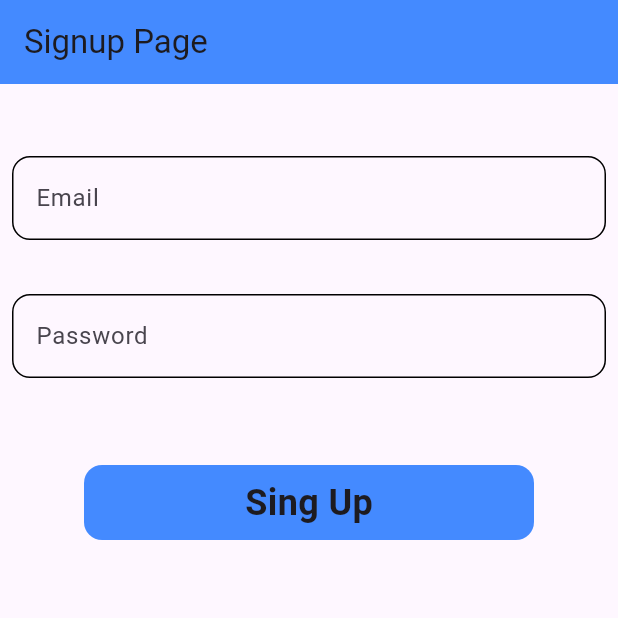
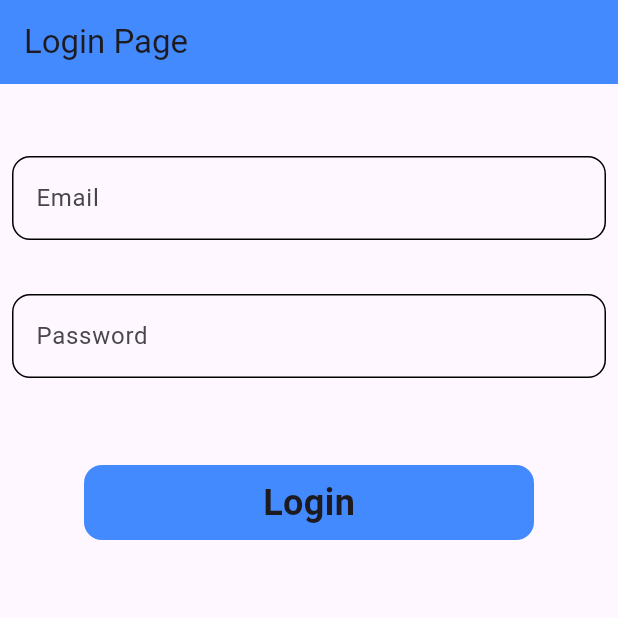
Before and after one commit to milan0122/first_api_project, a Flutter app: the screen it shows after launch, on a phone screen of 412 x 824 dp, the top half of it. Run offline on Flutter 3.47's test engine with Material 3 defaults, Android fonts, the phone set to English and light mode, and no system bars; our stand-ins replace modal_progress_hud_nsn; missing offline and left inert: status_alert.

Commit message:
changes in post api

```diff
--- a/lib/Post_method/login_page.dart
+++ b/lib/Post_method/login_page.dart
@@ -17,7 +17,7 @@ class _LoginPageState extends State<LoginPage> {
   void showSuccessAlert(BuildContext context) {
     StatusAlert.show(
       context,
-      duration: Duration(seconds: 2),
+      duration: Duration(seconds: 5),
       title: 'Login successfully',
       //subtitle: 'Operation completed successfully!',
       configuration: IconConfiguration(icon: Icons.check),
@@ -49,7 +49,7 @@ class _LoginPageState extends State<LoginPage> {
   Widget build(BuildContext context) {
     return  Scaffold(
       appBar: AppBar(
-        title: Title(color: Colors.black, child:Text("Signup Page")),
+        title: Title(color: Colors.black, child:Text("Login Page")),
         backgroundColor: Colors.blueAccent,
       ),
       body: Column(
@@ -109,7 +109,7 @@ class _LoginPageState extends State<LoginPage> {
               onTap: (){
                 Register(emailController.text.toString(),passwordController.text.toString());
               },
-              child: Center(child: Text('Sing Up',style: TextStyle(fontSize: 24,fontWeight: FontWeight.bold),)),
+              child: Center(child: Text('Login',style: TextStyle(fontSize: 24,fontWeight: FontWeight.bold),)),
             ),
           )
 
--- a/lib/Post_method/singup_page.dart
+++ b/lib/Post_method/singup_page.dart
@@ -18,7 +18,7 @@ class _SingupPageState extends State<SingupPage> {
   void showSuccessAlert(BuildContext context) {
     StatusAlert.show(
       context,
-      duration: Duration(seconds: 2),
+      duration: Duration(seconds: 5),
       title: 'Account created successfully',
       //subtitle: 'Operation completed successfully!',
       configuration: IconConfiguration(icon: Icons.check),
@@ -37,6 +37,7 @@ class _SingupPageState extends State<SingupPage> {
       var data = jsonDecode(response.body.toString());
       if(response.statusCode==200){
         print("account created successfully");
+        print(data['token']);
         showSuccessAlert(context);
       }
       else{
```
